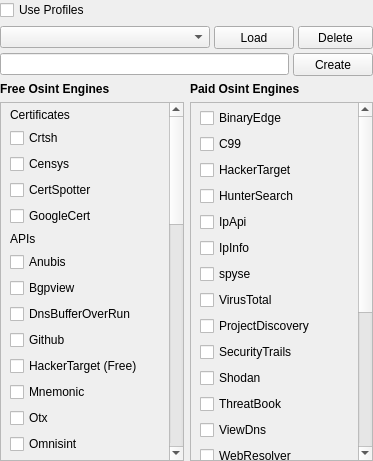
The window that gui/src/widgets/OsintModulesWidget.ui (3nock/OTE) describes before a commit, drawn with Qt 5.
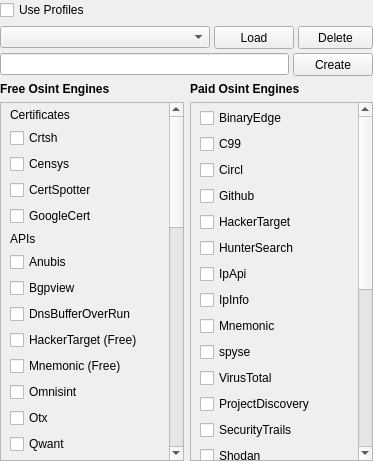
The same window after the commit.

Commit message: refactoring osint engines...

Patch:
```diff
--- a/gui/src/widgets/OsintModulesWidget.ui
+++ b/gui/src/widgets/OsintModulesWidget.ui
@@ -254,7 +254,7 @@
             <x>0</x>
             <y>0</y>
             <width>162</width>
-            <height>979</height>
+            <height>956</height>
            </rect>
           </property>
           <layout class="QVBoxLayout" name="verticalLayout_12">
@@ -327,13 +327,6 @@
              </property>
             </widget>
            </item>
-           <item>
-            <widget class="QCheckBox" name="moduleGithub">
-             <property name="text">
-              <string>Github</string>
-             </property>
-            </widget>
-           </item>
            <item>
             <widget class="QCheckBox" name="moduleHackerTargetFree">
              <property name="text">
@@ -342,16 +335,9 @@
             </widget>
            </item>
            <item>
-            <widget class="QCheckBox" name="moduleMnemonic">
+            <widget class="QCheckBox" name="moduleMnemonicFree">
              <property name="text">
-              <string>Mnemonic</string>
-             </property>
-            </widget>
-           </item>
-           <item>
-            <widget class="QCheckBox" name="moduleOtx">
-             <property name="text">
-              <string>Otx</string>
+              <string>Mnemonic (Free)</string>
              </property>
             </widget>
            </item>
@@ -362,6 +348,13 @@
              </property>
             </widget>
            </item>
+           <item>
+            <widget class="QCheckBox" name="moduleOtx">
+             <property name="text">
+              <string>Otx</string>
+             </property>
+            </widget>
+           </item>
            <item>
             <widget class="QCheckBox" name="moduleQwant">
              <property name="text">
@@ -652,7 +645,7 @@
             <x>0</x>
             <y>0</y>
             <width>161</width>
-            <height>539</height>
+            <height>608</height>
            </rect>
           </property>
           <layout class="QVBoxLayout" name="verticalLayout_14">
@@ -676,6 +669,20 @@
              </property>
             </widget>
            </item>
+           <item>
+            <widget class="QCheckBox" name="moduleCircl">
+             <property name="text">
+              <string>Circl</string>
+             </property>
+            </widget>
+           </item>
+           <item>
+            <widget class="QCheckBox" name="moduleGithub">
+             <property name="text">
+              <string>Github</string>
+             </property>
+            </widget>
+           </item>
            <item>
             <widget class="QCheckBox" name="moduleHackerTargetPaid">
              <property name="text">
@@ -704,6 +711,13 @@
              </property>
             </widget>
            </item>
+           <item>
+            <widget class="QCheckBox" name="moduleMnemonicPaid">
+             <property name="text">
+              <string>Mnemonic</string>
+             </property>
+            </widget>
+           </item>
            <item>
             <widget class="QCheckBox" name="moduleSpyse">
              <property name="text">
```
The commit also changes 54 other files.
